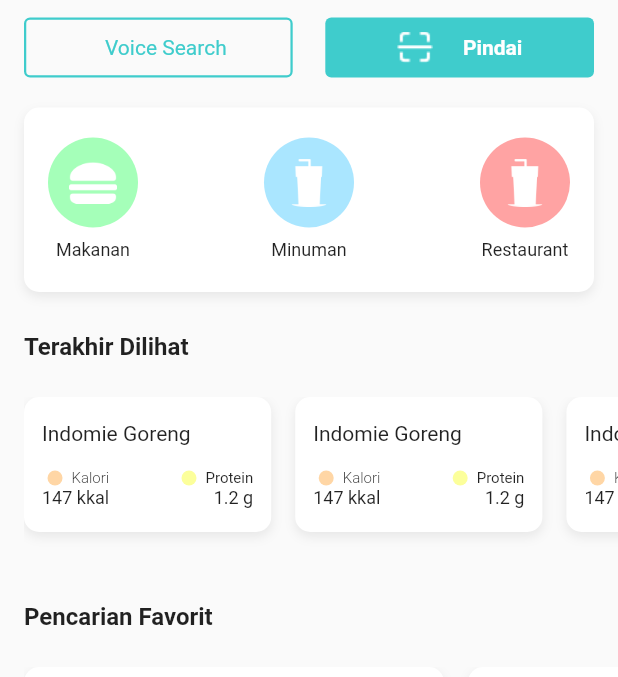
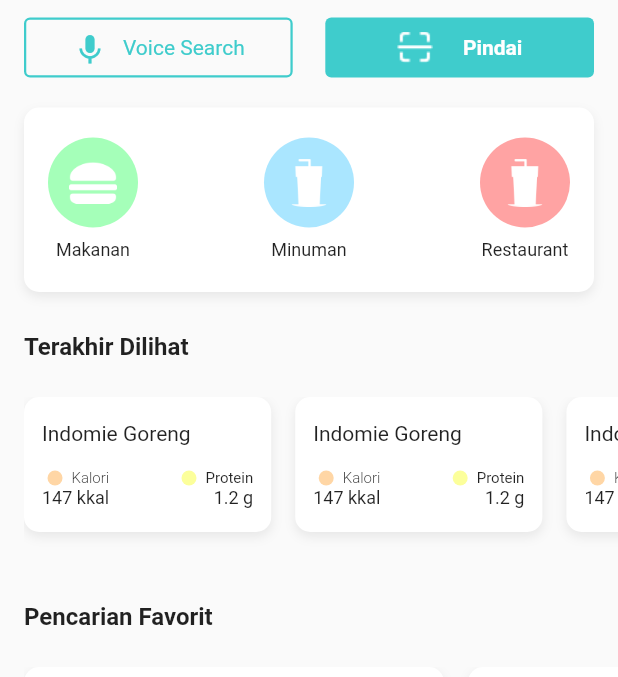
Before and after one commit to AfKurniawan/klikdna-v1, a Flutter app: the NewFoodMeterPage screen opened by its route, on a phone screen of 412 x 824 dp, the part 197-874 px from its top. Run offline on Flutter 3.47's test engine with Material 2 defaults, Android fonts, the phone set to English and light mode, and no system bars; our stand-ins replace basic_utils, cached_network_image, carousel_slider, datetime_picker_formfield, fl_chart, flutter_native_image and 13 more; missing offline and left inert: achievement_view, autocomplete_textfield, ext_storage, wc_flutter_share; accounts and stored records are empty; network calls fail.

Commit message:
new button icon outline widget

```diff
--- a/lib/configs/app_constants.dart
+++ b/lib/configs/app_constants.dart
@@ -6,7 +6,7 @@
   static const CMS_PASSWORD_TOKEN = "gis2020!";
 
   static const BASE_URL_DNAKU = "https://apiku.dnaku.id/api/v1/" ;
-  static const BASE_URL_KLIKDNA = "https://www.klikdna.com/" ;
+  static const BASE_URL_KLIKDNA = "https://staging.klikdna.com/" ;
   static const BASE_URL_CMS = "https://cms.klikdna.com/api/v1/" ;
 
 
--- a/lib/src/foodmeter/pages/new_foodmeter_page.dart
+++ b/lib/src/foodmeter/pages/new_foodmeter_page.dart
@@ -6,6 +6,7 @@
 import 'package:new_klikdna/widgets/button_and_icon_widget.dart';
 import 'package:new_klikdna/widgets/custom_shadow_card_widget.dart';
 import 'package:new_klikdna/widgets/form_widget.dart';
+import 'package:new_klikdna/widgets/outline_and_icon_button_widget.dart';
 import 'package:new_klikdna/widgets/outline_button_widget.dart';
 import 'package:provider/provider.dart';
 import 'package:provider/provider.dart';
@@ -98,7 +99,7 @@
               child: Row(
                 mainAxisAlignment: MainAxisAlignment.spaceBetween,
                 children: [
-                  OutlineButtonWidget(
+                  OutlineAndIconButtonWidget(
                       btnAction: (){},
                       height: 40,
                       outlineColor: MyColors.dnaGreen,
--- a/lib/src/pmr/pages/pmr_page.dart
+++ b/lib/src/pmr/pages/pmr_page.dart
@@ -134,7 +134,7 @@
                               children: [
                                 InkWell(
                                   onTap: (){
-                                    Navigator.of(context).pushNamed("food_meter_page");
+                                    Navigator.of(context).pushNamed("new_food_meter_page");
                                   },
                                   child: Container(
                                     height: 86,
--- /dev/null
+++ b/lib/widgets/outline_and_icon_button_widget.dart
@@ -0,0 +1,61 @@
+import 'package:flutter/material.dart';
+import 'package:new_klikdna/styles/my_colors.dart';
+
+class OutlineAndIconButtonWidget extends StatelessWidget {
+  final VoidCallback btnAction;
+  final Widget btnText;
+  final IconData myIcon;
+  final Color iconColor;
+  final Color outlineColor;
+  final Color outlineTextColor;
+  final Color btnTextColor;
+  final double height;
+  final double width;
+
+  OutlineAndIconButtonWidget({
+    @required this.btnAction,
+    @required this.btnText,
+    this.myIcon,
+    this.iconColor,
+    this.outlineColor,
+    this.outlineTextColor,
+    this.height,
+    this.btnTextColor,
+    this.width
+  });
+
+
+  @override
+  Widget build(BuildContext context) {
+    return InkWell(
+      onTap: btnAction,
+      splashColor: MyColors.dnaGreen,
+      child: Container(
+        height: height,
+        width: width,
+        decoration: BoxDecoration(
+          borderRadius: BorderRadius.circular(4),
+          border: Border.all(
+              color: outlineColor,
+              width: 1.5
+          ),
+        ),
+        child: Padding(
+          padding: const EdgeInsets.all(8.0),
+          child: Center(
+            child: Row(
+              mainAxisAlignment: MainAxisAlignment.center,
+              crossAxisAlignment: CrossAxisAlignment.center,
+              children: [
+                // OJO DIKEKI ICON NDAK RA CENTER
+                Icon(myIcon, color: iconColor),
+                SizedBox(width: 10),
+                btnText
+              ],
+            ),
+          ),
+        ),
+      ),
+    );
+  }
+}
```
